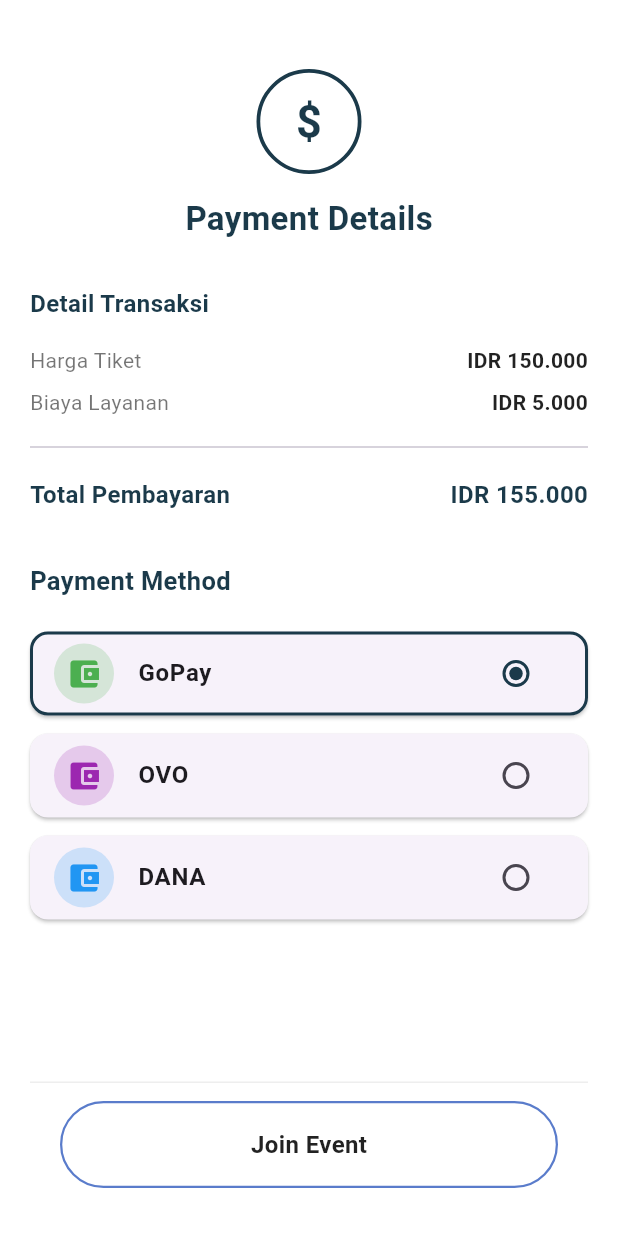
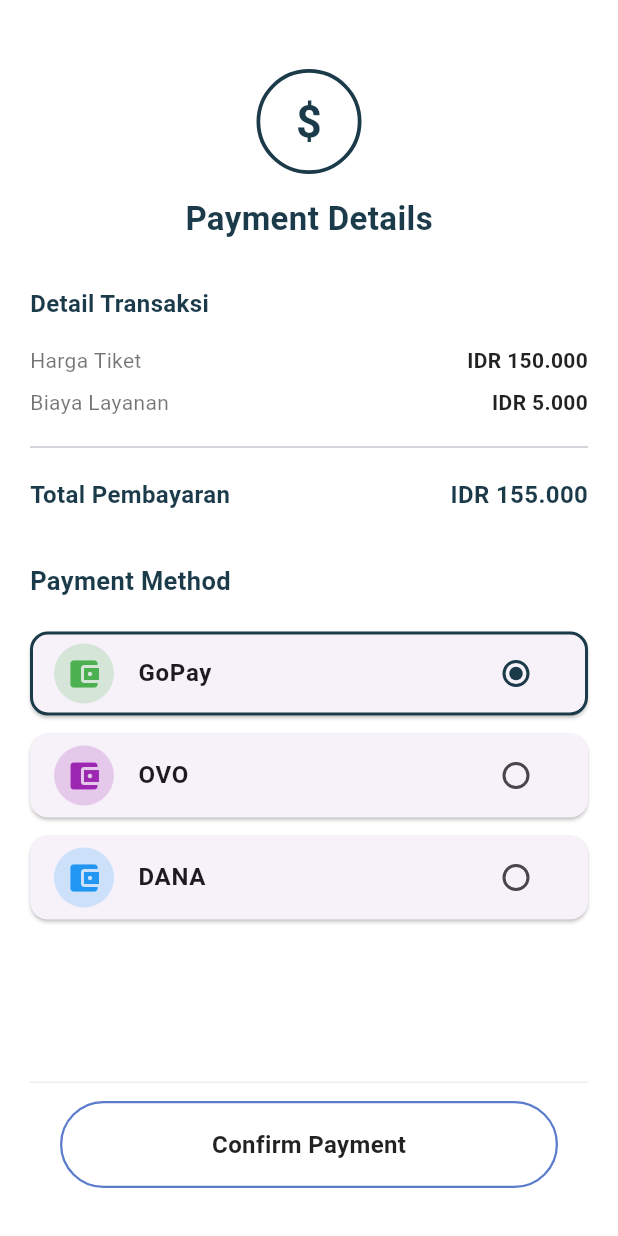
Before and after one commit to alifXz/SE-MHS, a Flutter app: the PaymentScreen screen opened directly, on a phone screen of 412 x 824 dp. Run offline on Flutter 3.47's test engine with Material 3 defaults, Android fonts, the light colour scheme and no system bars; our stand-ins replace cloud_firestore, curved_labeled_navigation_bar, firebase_auth, firebase_core, table_calendar; accounts and stored records are empty; network calls fail.

Commit message:
fixing button for payment page

```diff
--- a/flutter_final_project_kintkin/lib/widgets/payment_finnish_button.dart
+++ b/flutter_final_project_kintkin/lib/widgets/payment_finnish_button.dart
@@ -1,5 +1,6 @@
 import 'package:flutter/material.dart';
 import 'package:flutter_final_project_kintkin/Pages/home_screen.dart';
+import 'package:flutter_final_project_kintkin/Pages/main_screen.dart';
 import '../Pages/payment_screen.dart';
 class PaymentFinnishButton extends StatefulWidget {
   const PaymentFinnishButton({super.key});
@@ -28,7 +29,7 @@
             Navigator.of(context).pop();
             Navigator.of(context).push(
               MaterialPageRoute(
-                builder: (context) => const HomeScreen(),
+                builder: (context) => const MainScreen(),
                 ),
             );
           },
@@ -43,7 +44,7 @@
             ),
             alignment: Alignment.center,
             child: Text(
-              "Join Event",
+              "Confirm Payment",
               style: TextStyle(
                 fontSize: 16,
                 fontWeight: FontWeight.w600,
```
